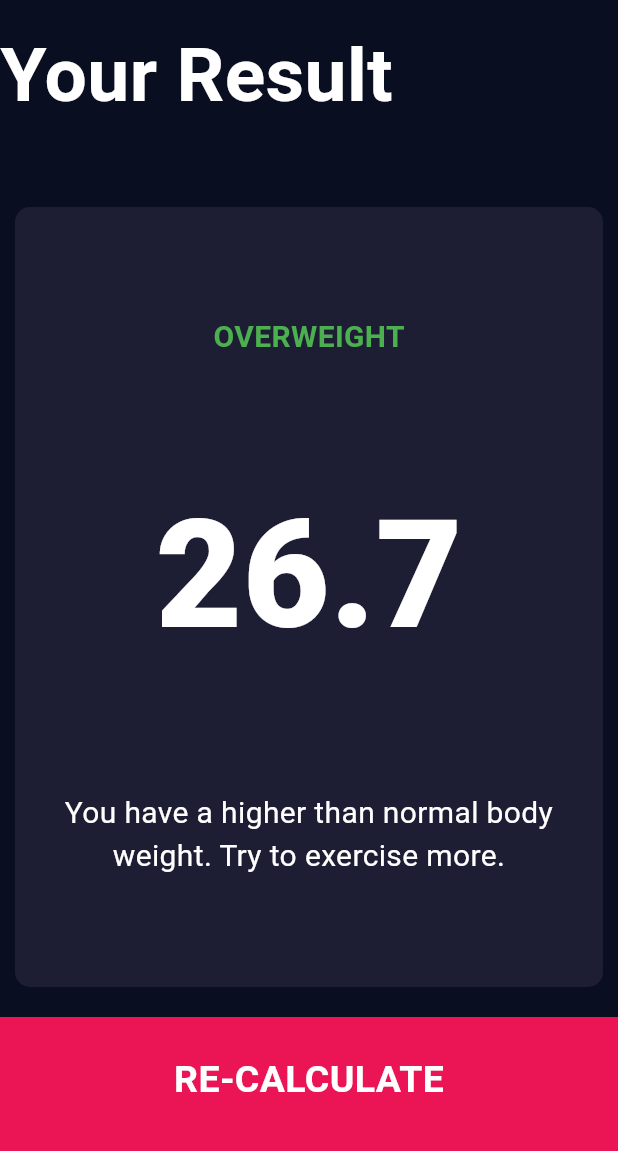
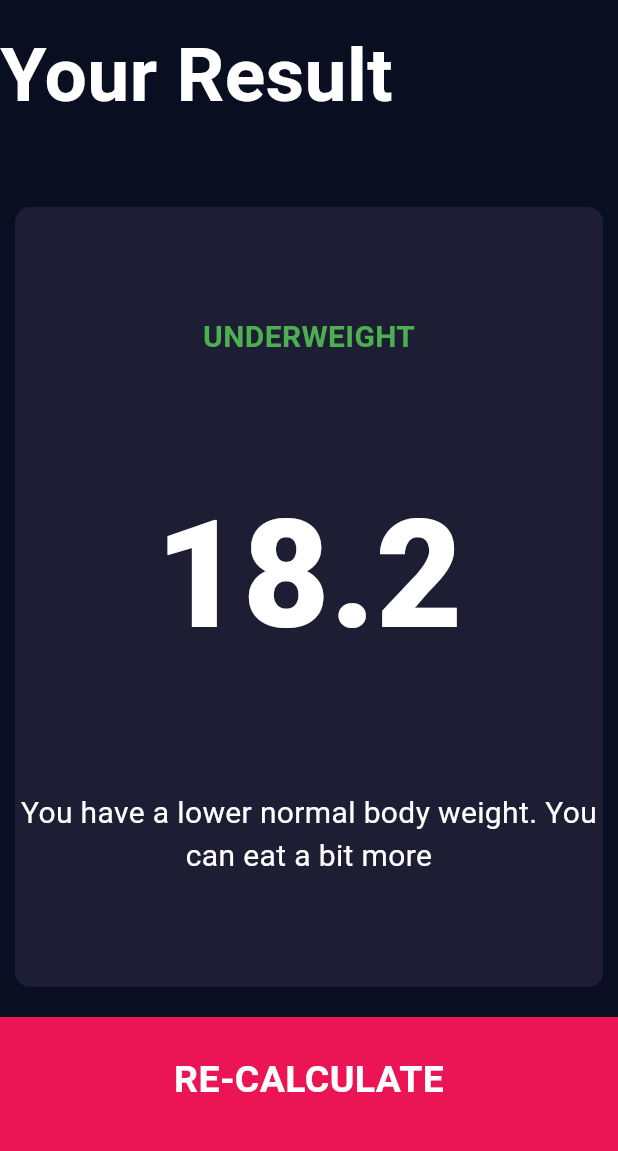
Before and after one commit to mac-dubem/Bmi-calculator-, a Flutter app: the screen it shows after launch, after a tap on "CALCUATE", on a phone screen of 412 x 824 dp, the part 63-1214 px from its top. Run offline on Flutter 3.47's test engine with Material 3 defaults, Android fonts, the phone set to English and light mode, and no system bars; our stand-ins replace font_awesome_flutter.

Commit message:
added the functions

```diff
--- a/lib/calculator_brain.dart
+++ b/lib/calculator_brain.dart
@@ -1,15 +1,15 @@
 import 'dart:math';
 
 class CalculatorBrain {
-  CalculatorBrain({required this.height, required this.weight});
+  CalculatorBrain({required this.heigth, required this.weight});
 
-  final int height;
   final int weight;
+  final int heigth;
 
   double _bmi = 0;
 
   String calculateBMI() {
-    double _bmi = weight / pow(height / 100, 2);
+    double _bmi = weight / pow(heigth / 100, 2);
     return _bmi.toStringAsFixed(1);
   }
 
@@ -23,7 +23,7 @@ class CalculatorBrain {
     }
   }
 
-  String getInte() {
+  String getInterpetation() {
     if (_bmi >= 25) {
       return "You have a higher than normal body weight. Try to exercise more";
     } else if (_bmi >= 18.5) {
@@ -33,3 +33,37 @@ class CalculatorBrain {
     }
   }
 }
+
+// class CalculatorBrain {
+//   CalculatorBrain({required this.height, required this.weight});
+
+//   final int height;
+//   final int weight;
+
+//   double _bmi = 0;
+
+//   String calculateBMI() {
+//     double _bmi = weight / pow(height / 100, 2);
+//     return _bmi.toStringAsFixed(1);
+//   }
+
+//   String getResult() {
+//     if (_bmi >= 25) {
+//       return "OVERWEIGHT";
+//     } else if (_bmi >= 18.5) {
+//       return "NORMAL";
+//     } else {
+//       return "UNDERWEIGHT";
+//     }
+//   }
+
+//   String getInte() {
+//     if (_bmi >= 25) {
+//       return "You have a higher than normal body weight. Try to exercise more";
+//     } else if (_bmi >= 18.5) {
+//       return "You have a normal body weight. Good job";
+//     } else {
+//       return "You have a lower normal body weight. You can eat a bit more";
+//     }
+//   }
+// }
--- a/lib/screens/input_page.dart
+++ b/lib/screens/input_page.dart
@@ -6,6 +6,7 @@ import '../Components/useable_card.dart';
 import '../constants.dart';
 import '../Components/buttom_red_button.dart';
 import '../Components/round_icon_button.dart';
+import 'package:bmi_calculator/calculator_brain.dart';
 
 enum Gender { Male, Female }
 
@@ -216,9 +217,18 @@ class _InputPageState extends State<InputPage> {
           ButtomRedButton(
             buttonText: "CALCUATE",
             navigate: () {
+              CalculatorBrain calc = CalculatorBrain(
+                heigth: height,
+                weight: weight,
+              );
+
               Navigator.push(
                 context,
-                MaterialPageRoute(builder: (context) => ResultPage()),
+                MaterialPageRoute(builder: (context) => ResultPage(
+                  bmiResult: calc.calculateBMI(),
+                  resultText: calc.getResult(),
+                  interpretation: calc.getInterpetation(),
+                )),
               );
             },
           ),
--- a/lib/screens/result_page.dart
+++ b/lib/screens/result_page.dart
@@ -4,7 +4,16 @@ import 'package:flutter/material.dart';
 import '../Components/buttom_red_button.dart';
 
 class ResultPage extends StatelessWidget {
-  const ResultPage({super.key});
+  const ResultPage({
+    super.key,
+    required this.bmiResult,
+    required this.resultText,
+    required this.interpretation,
+  });
+
+  final String bmiResult;
+  final String resultText;
+  final String interpretation;
 
   @override
   Widget build(BuildContext context) {
@@ -40,11 +49,11 @@ class ResultPage extends StatelessWidget {
                 mainAxisAlignment: MainAxisAlignment.spaceEvenly,
                 crossAxisAlignment: CrossAxisAlignment.center,
                 children: [
-                  Text("OVERWEIGHT", style: kResultTopBodyStyle),
+                  Text(resultText, style: kResultTopBodyStyle),
 
-                  Text("26.7", style: kBMIResultStyle),
+                  Text(bmiResult, style: kBMIResultStyle),
                   Text(
-                    "You have a higher than normal body weight. Try to exercise more.",
+                    interpretation,
                     textAlign: TextAlign.center,
                     style: kResultBodyStyle,
                   ),
```
